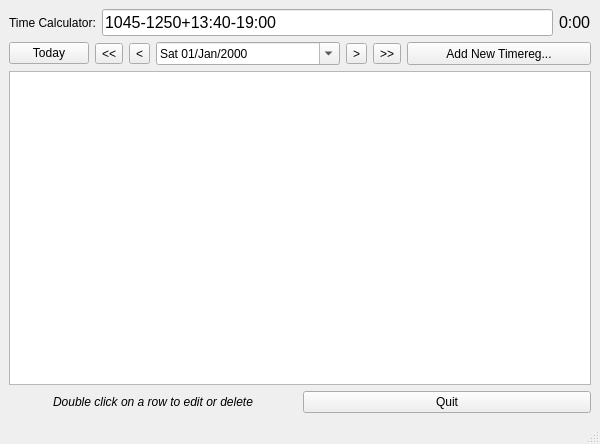
This is src/pyuac_browse.ui in develer-staff/pyuac as Qt 5 draws it before an edit. The edited form follows.
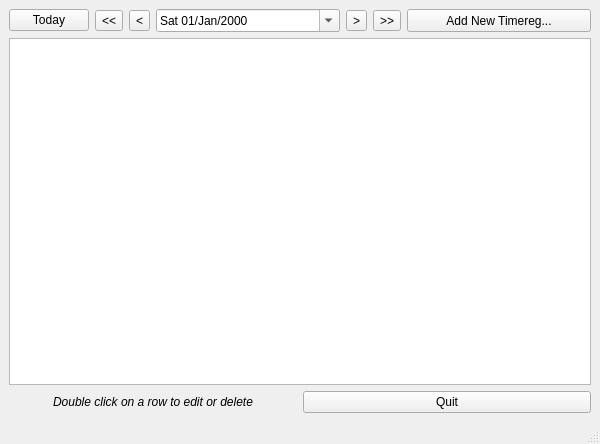
This is the edited form. Icons and pictures are not drawn.

Commit message: Spostato il time calculator nella TimeregWindow (funzionante, ma non collegato con la smartquery).

```diff
--- a/src/pyuac_browse.ui
+++ b/src/pyuac_browse.ui
@@ -22,7 +22,7 @@
      <x>0</x>
      <y>0</y>
      <width>600</width>
-     <height>421</height>
+     <height>420</height>
     </rect>
    </property>
    <layout class="QVBoxLayout" >
@@ -32,47 +32,6 @@
     <property name="margin" >
      <number>9</number>
     </property>
-    <item>
-     <layout class="QHBoxLayout" >
-      <property name="spacing" >
-       <number>6</number>
-      </property>
-      <property name="margin" >
-       <number>0</number>
-      </property>
-      <item>
-       <widget class="QLabel" name="time_calculator_lbl" >
-        <property name="text" >
-         <string>Time Calculator:</string>
-        </property>
-       </widget>
-      </item>
-      <item>
-       <widget class="QLineEdit" name="smart_time_edit" >
-        <property name="font" >
-         <font>
-          <pointsize>12</pointsize>
-         </font>
-        </property>
-        <property name="text" >
-         <string>1045-1250+13:40-19:00</string>
-        </property>
-       </widget>
-      </item>
-      <item>
-       <widget class="QLabel" name="time_sum_lbl" >
-        <property name="font" >
-         <font>
-          <pointsize>12</pointsize>
-         </font>
-        </property>
-        <property name="text" >
-         <string>0:00</string>
-        </property>
-       </widget>
-      </item>
-     </layout>
-    </item>
     <item>
      <layout class="QHBoxLayout" >
       <property name="spacing" >
```
Left out of the diff: 6 changed lines with no effect on the pictures. The commit also changes 3 other files.
